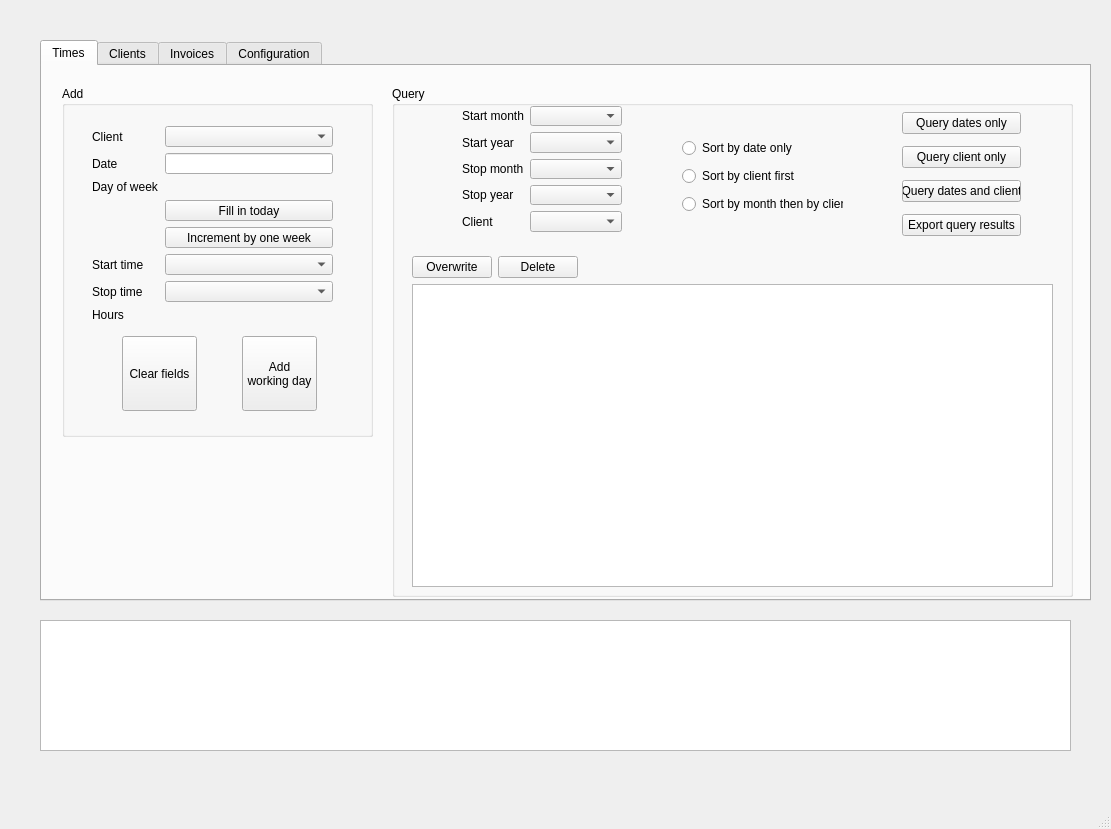
Old version of the form input_files/Qt_ui_files/asap_layout.ui in the repository haroldmeerwaldt/a_simple_accounting_program.
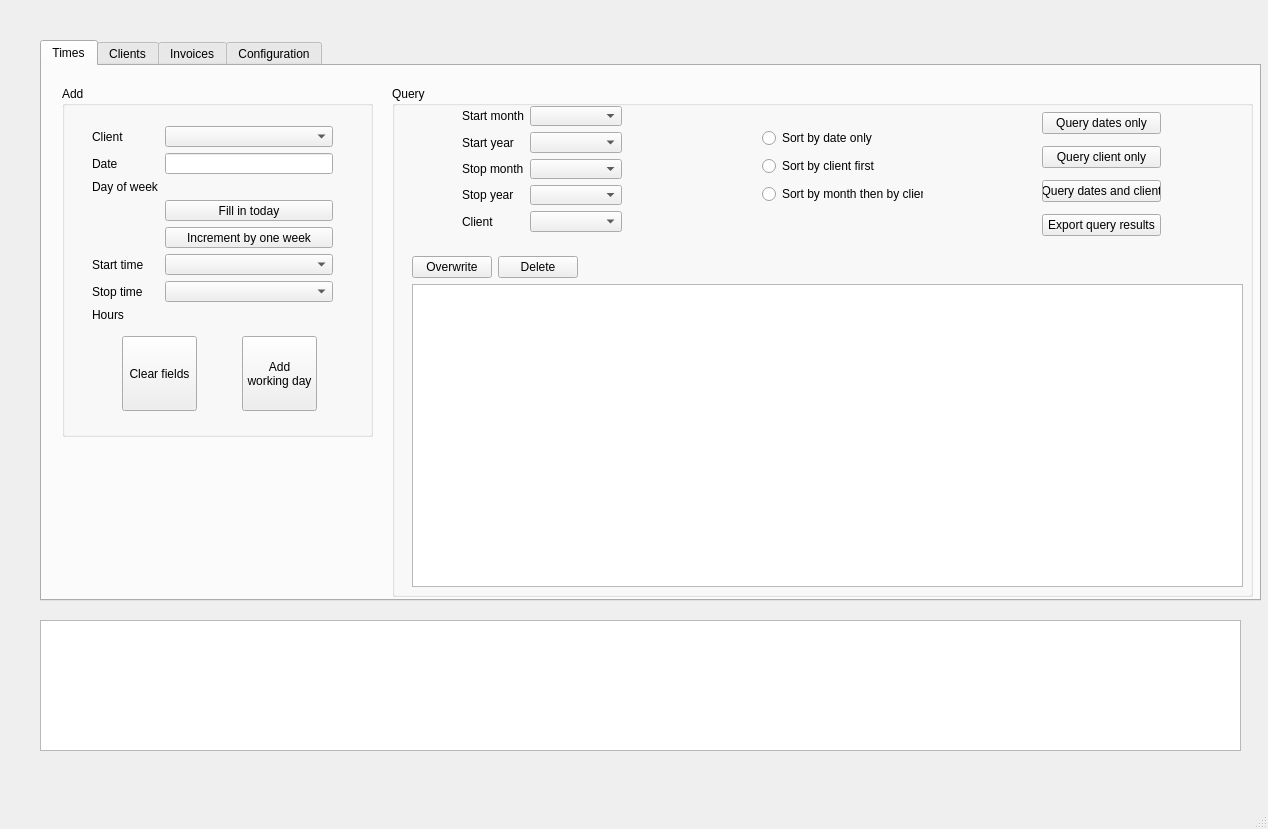
New version of the form.

Patch:
```diff
--- a/input_files/Qt_ui_files/asap_layout.ui
+++ b/input_files/Qt_ui_files/asap_layout.ui
@@ -6,7 +6,7 @@
    <rect>
     <x>0</x>
     <y>0</y>
-    <width>1111</width>
+    <width>1268</width>
     <height>829</height>
    </rect>
   </property>
@@ -19,7 +19,7 @@
      <rect>
       <x>40</x>
       <y>40</y>
-      <width>1051</width>
+      <width>1221</width>
       <height>561</height>
      </rect>
     </property>
@@ -35,7 +35,7 @@
        <rect>
         <x>350</x>
         <y>20</y>
-        <width>681</width>
+        <width>861</width>
         <height>511</height>
        </rect>
       </property>
@@ -47,7 +47,7 @@
         <rect>
          <x>20</x>
          <y>170</y>
-         <width>641</width>
+         <width>831</width>
          <height>331</height>
         </rect>
        </property>
@@ -153,8 +153,8 @@
       <widget class="QWidget" name="verticalLayoutWidget_2">
        <property name="geometry">
         <rect>
-         <x>290</x>
-         <y>50</y>
+         <x>370</x>
+         <y>40</y>
          <width>161</width>
          <height>80</height>
         </rect>
@@ -186,7 +186,7 @@
       <widget class="QWidget" name="layoutWidget">
        <property name="geometry">
         <rect>
-         <x>510</x>
+         <x>650</x>
          <y>20</y>
          <width>119</width>
          <height>138</height>
@@ -380,7 +380,7 @@
      <rect>
       <x>40</x>
       <y>620</y>
-      <width>1031</width>
+      <width>1201</width>
       <height>131</height>
      </rect>
     </property>
```
Left out of the diff: 2 changed lines with no effect on the pictures.
